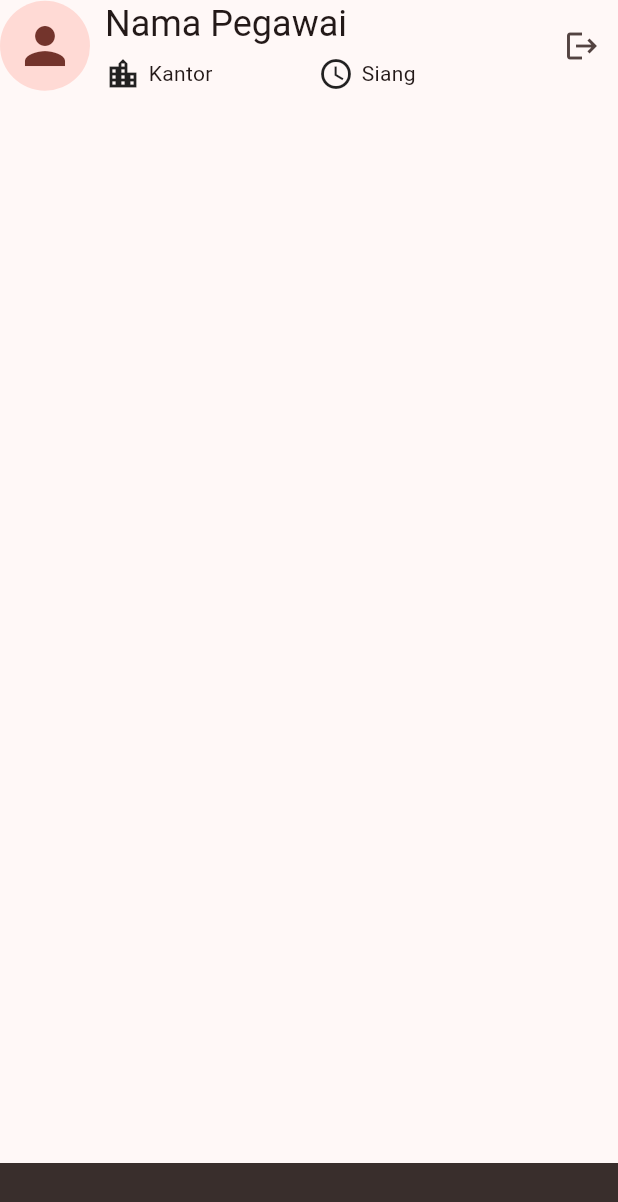
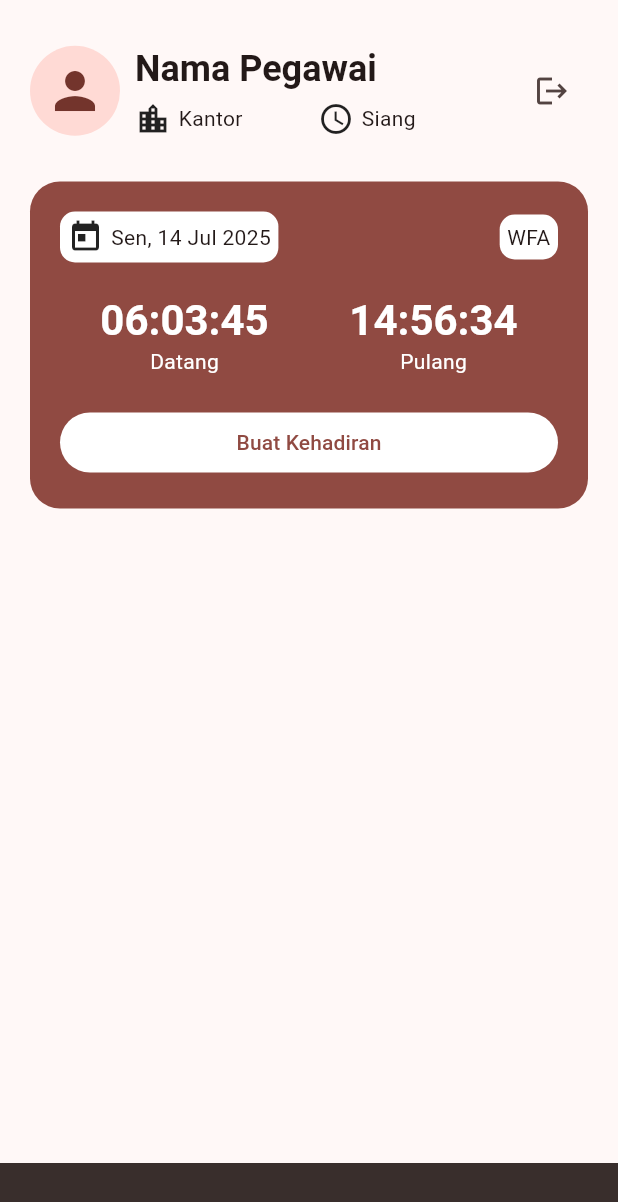
Before and after one commit to rickyalfin/presensi_pegawai_flutter, a Flutter app: the screen it shows after launch, after a tap on "Login", on a phone screen of 412 x 824 dp. Shown: the top 1202 px of the screen. Run offline on Flutter 3.47's test engine with Material 3 defaults, Android fonts, the light colour scheme and no system bars; our stand-ins replace dio, freezed_annotation, geolocator, get_it, pretty_dio_logger, retrofit and 1 more; missing offline and left inert: flutter_osm_plugin.

Commit message:
Membuat tampilan kehadiran hari ini di halaman home

```diff
--- a/lib/app/presentation/home/home_screen.dart
+++ b/lib/app/presentation/home/home_screen.dart
@@ -2,6 +2,7 @@ import 'package:flutter/cupertino.dart';
 import 'package:flutter/material.dart';
 import 'package:flutter/src/widgets/framework.dart';
 import 'package:presensi_pegawai_flutter/app/presentation/home/home_notifier.dart';
+import 'package:presensi_pegawai_flutter/core/helper/date_time_helper.dart';
 import 'package:presensi_pegawai_flutter/core/helper/global_helper.dart';
 import 'package:presensi_pegawai_flutter/core/widget/app_widget.dart';
 
@@ -10,9 +11,14 @@ class HomeScreen extends AppWidget<HomeNotifier, void, void> {
   Widget bodyBuild(BuildContext context) {
     // Widget SafeArea digunakan untuk mengamankan tampilan konten supaya isi konten tidak bertabrakan dengan notifikasi di mobile
     return SafeArea(
-      child: Column(
-        children: [
-          Row(
+      child: Column(children: [_headerLayout(context), _todayLayout(context)]),
+    );
+  }
+
+  _headerLayout(BuildContext context) {
+    return Container(
+      padding: EdgeInsets.fromLTRB(20, 30, 20, 20),
+      child: Row(
         children: [
           CircleAvatar(
             child: Icon(Icons.person, size: 40),
@@ -33,7 +39,7 @@ class HomeScreen extends AppWidget<HomeNotifier, void, void> {
                   style: GlobalHelper.getTextStyle(
                     context,
                     appTextStyle: AppTextStyle.HEADLINE_SMALL,
-                      ),
+                  )?.copyWith(fontWeight: FontWeight.bold),
                 ),
 
                 SizedBox(height: 5),
@@ -69,6 +75,99 @@ class HomeScreen extends AppWidget<HomeNotifier, void, void> {
           IconButton(onPressed: () {}, icon: Icon(Icons.logout)),
         ],
       ),
+    );
+  }
+
+  _todayLayout(BuildContext context) {
+    return Container(
+      margin: EdgeInsets.fromLTRB(20, 10, 20, 10),
+      padding: EdgeInsets.all(20),
+      decoration: BoxDecoration(
+        borderRadius: BorderRadius.circular(20),
+        color: GlobalHelper.getColorSchema(context).primary,
+      ),
+      child: Column(
+        children: [
+          Row(
+            children: [
+              Container(
+                padding: EdgeInsets.all(5),
+                decoration: BoxDecoration(
+                  borderRadius: BorderRadius.circular(10),
+                  color: GlobalHelper.getColorSchema(context).onPrimary,
+                ),
+                child: Row(
+                  children: [
+                    Icon(Icons.today),
+                    SizedBox(width: 5),
+                    Text(
+                      DateTimeHelper.formatDateTime(
+                        dateTime: DateTime.now(),
+                        format: 'EEE, dd MMM yyyy',
+                      ),
+                    ),
+                  ],
+                ),
+              ),
+
+              Expanded(child: SizedBox()),
+              Container(
+                padding: EdgeInsets.all(5),
+                decoration: BoxDecoration(
+                  borderRadius: BorderRadius.circular(10),
+                  color: GlobalHelper.getColorSchema(context).onPrimary,
+                ),
+                child: Text("WFA"),
+              ),
+            ],
+          ),
+
+          SizedBox(height: 20),
+          Row(
+            children: [
+              _timeTodayLayout(context, 'Datang', '06:03:45'),
+              _timeTodayLayout(context, 'Pulang', '14:56:34'),
+            ],
+          ),
+          SizedBox(height: 20),
+          Container(
+            width: double.maxFinite,
+            child: FilledButton(
+              onPressed: () {},
+              child: Text('Buat Kehadiran'),
+              style: FilledButton.styleFrom(
+                backgroundColor: GlobalHelper.getColorSchema(context).onPrimary,
+                foregroundColor: GlobalHelper.getColorSchema(context).primary,
+              ),
+            ),
+          ),
+        ],
+      ),
+    );
+  }
+
+  _timeTodayLayout(BuildContext context, String label, String time) {
+    return Expanded(
+      child: Column(
+        children: [
+          Text(
+            time,
+            style:
+                GlobalHelper.getTextStyle(
+                  context,
+                  appTextStyle: AppTextStyle.HEADLINE_MEDIUM,
+                )?.copyWith(
+                  color: GlobalHelper.getColorSchema(context).onPrimary,
+                  fontWeight: FontWeight.bold,
+                ),
+          ),
+          Text(
+            label,
+            style: GlobalHelper.getTextStyle(
+              context,
+              appTextStyle: AppTextStyle.BODY_MEDIUM,
+            )?.copyWith(color: GlobalHelper.getColorSchema(context).onPrimary),
+          ),
         ],
       ),
     );
```
Lines whose indentation alone changed are shown as unchanged.
